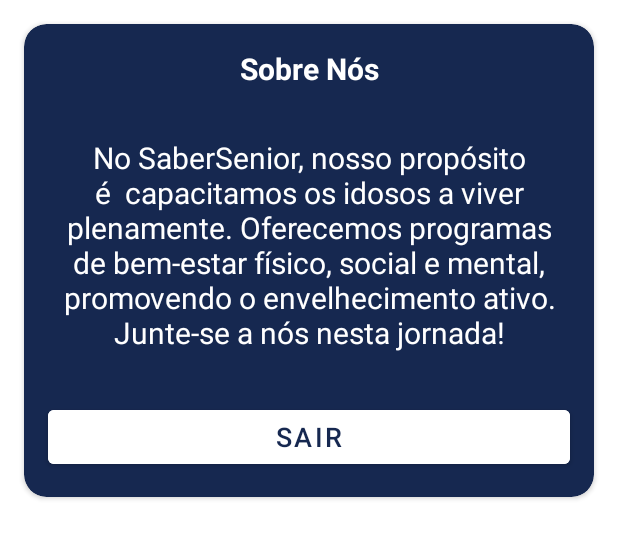
After one commit to juliaenriquetto/SaberSenior, an Android app: the layout custom_allert_sobre_nos.xml on its own in the app's theme, with its tools: preview values and no code run, on a phone screen of 412 x 824 dp. The commit adds this screen. Shown: the top 539 px of the screen. Run offline under Robolectric (Android 15) with nearby library versions, the phone set to English and light mode, and no system bars; Roboto replaces fonts that are not available here.

Commit message:
Dialog Sobre nós

```diff
--- a/app/src/main/java/com/example/sabersenior/Config.kt
+++ b/app/src/main/java/com/example/sabersenior/Config.kt
@@ -1,11 +1,41 @@
 package com.example.sabersenior
 
+import android.app.Dialog
+import android.graphics.Color
+import android.graphics.drawable.ColorDrawable
 import androidx.appcompat.app.AppCompatActivity
 import android.os.Bundle
+import android.widget.Button
 
 class Config : AppCompatActivity() {
     override fun onCreate(savedInstanceState: Bundle?) {
         super.onCreate(savedInstanceState)
         setContentView(R.layout.activity_config)
+
+        //Alert Dialog Btn_SobreNos
+
+        val btnSobreNos = findViewById<Button>(R.id.btnSobre)
+
+        btnSobreNos.setOnClickListener()
+        {
+            val dilaogBinding = layoutInflater.inflate(R.layout.custom_allert_sobre_nos, null)
+
+            val myDialog = Dialog(this)
+            myDialog.setContentView(dilaogBinding)
+
+            myDialog.setCancelable(true)
+            myDialog.window?.setBackgroundDrawable(ColorDrawable(Color.TRANSPARENT))
+            myDialog.show()
+
+            val SairSobre = dilaogBinding.findViewById<Button>(R.id.dialog_Sair)
+
+            SairSobre.setOnClickListener()
+            {
+                myDialog.dismiss()
+            }
+        }
+
+
+
     }
 }
--- a/app/src/main/res/layout/activity_config.xml
+++ b/app/src/main/res/layout/activity_config.xml
@@ -66,6 +66,7 @@
         android:textSize="30dp" />
 
     <Button
+        android:id="@+id/btnSobre"
         android:layout_width="380dp"
         android:layout_height="70dp"
         android:layout_marginLeft="20dp"
@@ -77,6 +78,7 @@
         android:textSize="30dp" />
 
     <Button
+
         android:layout_width="380dp"
         android:layout_height="wrap_content"
         android:layout_marginLeft="20dp"
--- /dev/null
+++ b/app/src/main/res/layout/custom_allert_sobre_nos.xml
@@ -0,0 +1,59 @@
+<?xml version="1.0" encoding="utf-8"?>
+<LinearLayout xmlns:android="http://schemas.android.com/apk/res/android"
+    android:layout_width="wrap_content"
+    android:layout_height="wrap_content"
+    xmlns:app="http://schemas.android.com/apk/res-auto"
+    android:orientation="vertical">
+
+    <androidx.cardview.widget.CardView
+        android:id="@+id/card_view"
+        android:layout_width="wrap_content"
+        android:layout_height="wrap_content"
+        android:layout_gravity="center"
+        android:layout_margin="16dp"
+        android:elevation="8dp"
+        android:backgroundTint="#162850"
+        app:cardCornerRadius="15dp"
+        >
+
+        <LinearLayout
+            android:layout_width="match_parent"
+            android:layout_height="wrap_content"
+            android:orientation="vertical">
+
+            <TextView
+                android:id="@+id/dialog_title"
+                android:layout_width="match_parent"
+                android:layout_height="wrap_content"
+                android:padding="16dp"
+                android:text="Sobre Nós"
+                android:textSize="20dp"
+                android:gravity="center"
+                android:textColor="#FFFFFF"
+                android:textStyle="bold"/>
+
+
+            <TextView
+                android:id="@+id/dialog_message"
+                android:layout_width="match_parent"
+                android:layout_height="wrap_content"
+                android:padding="16dp"
+                android:text="No SaberSenior, nosso propósito é  capacitamos os idosos a viver plenamente. Oferecemos programas de bem-estar físico, social e mental, promovendo o envelhecimento ativo. Junte-se a nós nesta jornada!"
+                android:textSize="20dp"
+                android:textColor="@color/white"
+                android:gravity="center"/>
+
+            <Button
+                android:id="@+id/dialog_Sair"
+                android:layout_width="match_parent"
+                android:layout_height="wrap_content"
+                android:text="Sair"
+                android:backgroundTint="#FFFFFF"
+                android:textSize="18sp"
+                android:textColor="#162850"
+                android:layout_margin="16dp"
+                android:gravity="center"/>
+
+        </LinearLayout>
+    </androidx.cardview.widget.CardView>
+</LinearLayout>
```
